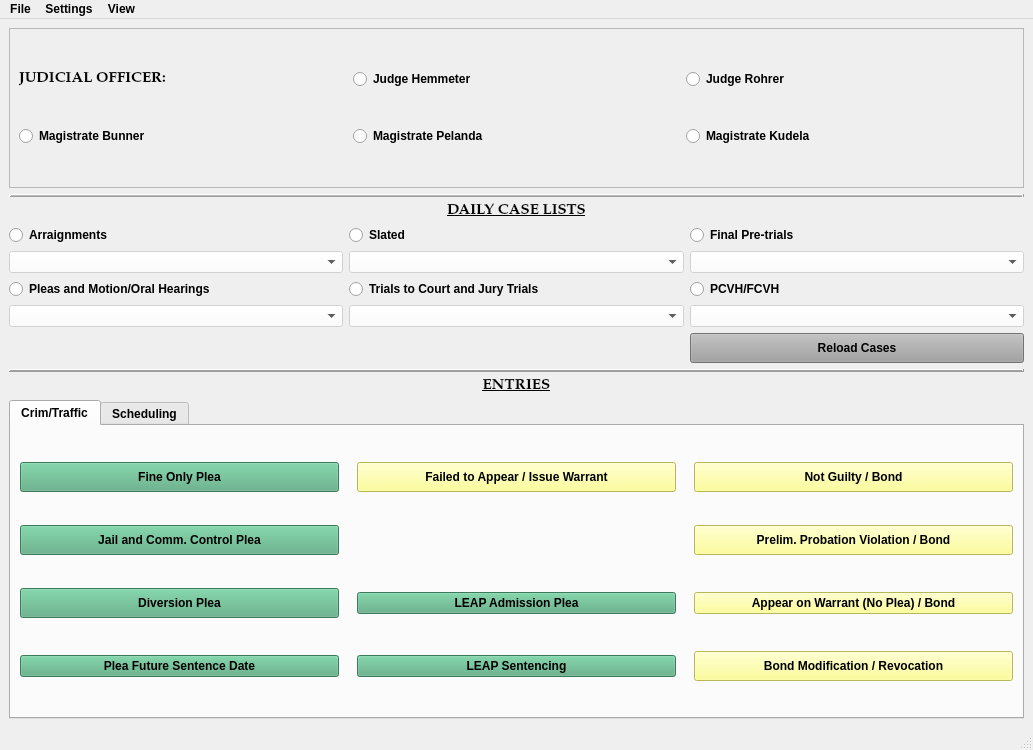
Above: package/views/ui/MainWindow.ui from HunterProgram22/MuniEntry before the change. Below: the same form after it.
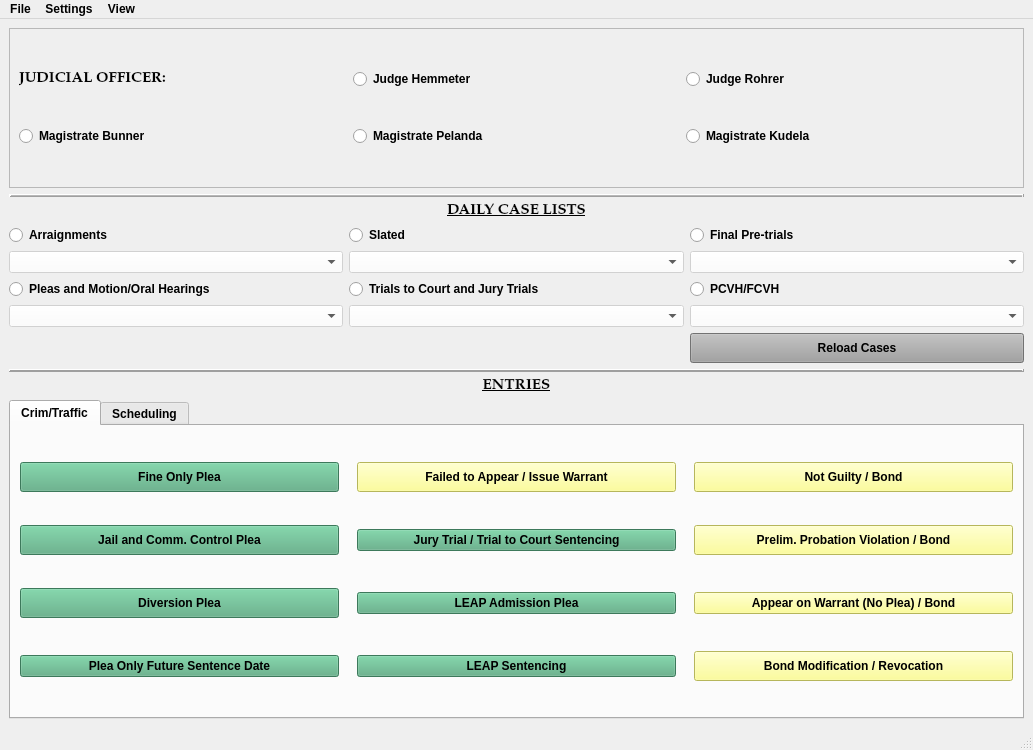
That is the form after the change. Custom widgets are drawn as their Qt base class.

Commit message: Started trial entry

Diff of the .ui file:
```diff
--- a/package/views/ui/MainWindow.ui
+++ b/package/views/ui/MainWindow.ui
@@ -12,8 +12,8 @@
   </property>
   <property name="minimumSize">
    <size>
-    <width>860</width>
-    <height>700</height>
+    <width>900</width>
+    <height>720</height>
    </size>
   </property>
   <property name="font">
@@ -425,7 +425,7 @@
              <string notr="true">background-color: rgb(85, 170, 127);</string>
             </property>
             <property name="text">
-             <string>Plea Future Sentence Date</string>
+             <string>Plea Only Future Sentence Date</string>
             </property>
            </widget>
           </item>
@@ -449,6 +449,16 @@
             </property>
            </widget>
           </item>
+          <item row="1" column="1">
+           <widget class="QPushButton" name="TrialSentencingButton">
+            <property name="styleSheet">
+             <string notr="true">background-color: rgb(85, 170, 127);</string>
+            </property>
+            <property name="text">
+             <string>Jury Trial / Trial to Court Sentencing</string>
+            </property>
+           </widget>
+          </item>
          </layout>
         </widget>
         <widget class="QWidget" name="schedulingTab">
```
Left out of the diff: 2 changed lines with no effect on the pictures. The commit also changes 3 other files.
